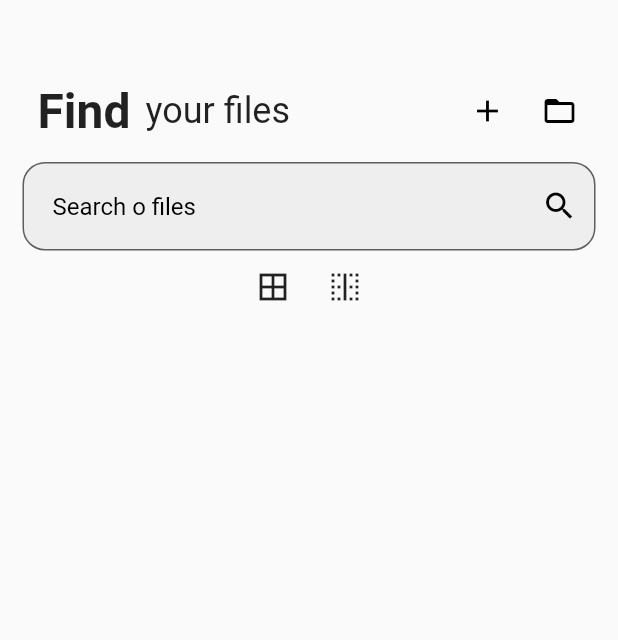
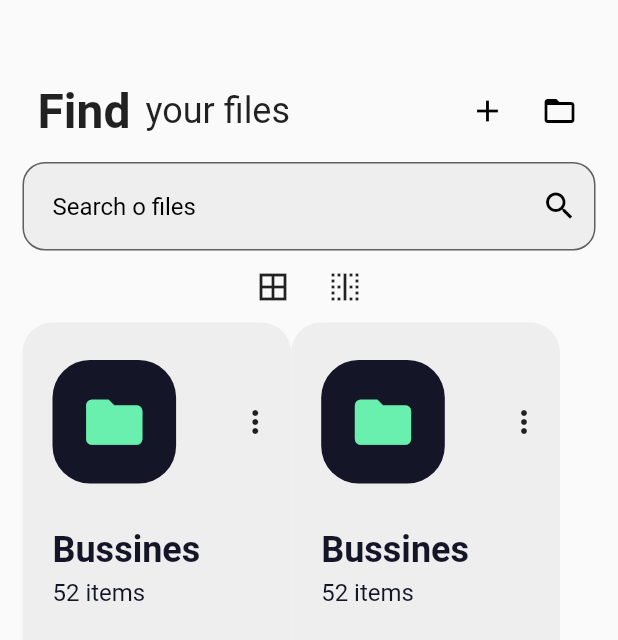
Before and after one commit to rafaelcarvalhocaetano/FindFiles, a Flutter app: the screen it shows after launch, on a phone screen of 412 x 824 dp. Shown: the top 640 px of the screen. Run offline on Flutter 3.47's test engine with Material 2 defaults, Android fonts, the phone set to English and light mode, and no system bars; Roboto replaces fonts that are missing (OpenSans).

Commit message:
Create folder

```diff
--- a/lib/main.dart
+++ b/lib/main.dart
@@ -1,5 +1,6 @@
 import 'package:flutter/cupertino.dart';
 import 'package:flutter/material.dart';
+import 'package:flutter/painting.dart';
 
 void main() => runApp(MyApp());
 
@@ -39,7 +40,8 @@ class _MyHomePageState extends State<MyHomePage> {
 //        backgroundColor: Colors.white,
 //        title: Text('Test'),
 //      ),
-      body: Padding(
+      body: SingleChildScrollView(
+        child: Padding(
           padding: const EdgeInsets.only(left: 15.0, right: 15.0),
           child: Column(
             children: <Widget>[
@@ -83,14 +85,12 @@ class _MyHomePageState extends State<MyHomePage> {
                     contentPadding: EdgeInsets.all(20),
                     focusedBorder: OutlineInputBorder(
                       borderRadius: BorderRadius.all(Radius.circular(15.0)),
-                    borderSide: BorderSide(color: Colors.grey[200], width: 1),
+                      borderSide: BorderSide(color: Colors.transparent, width: 1),
                     ),
                     border: OutlineInputBorder(
                       borderRadius: BorderRadius.all(Radius.circular(15.0)),
-                    borderSide: BorderSide(color: Colors.grey[200], width: 1),
+                      borderSide: BorderSide(color: Colors.transparent, width: 1),
                     ),
-//                  errorBorder: InputBorder.none,
-//                  disabledBorder: InputBorder.none,
                     filled: true,
                     fillColor: Colors.grey[200],
                     suffixIcon: Icon(Icons.search, color: Colors.black,),
@@ -104,10 +104,83 @@ class _MyHomePageState extends State<MyHomePage> {
                   IconButton(icon: Icon(Icons.border_vertical), onPressed: () { print('BORDER 1 '); }, ),
                 ],
               ),
+              Row(
+                children: <Widget>[
+                  _cardsFiles('Bussines', 52, 0xFF151528),
+                  _cardsFiles('Bussines', 52, 0xFF151528),
+                ],
+              ),
 
             ],
           ),
         ),
+      ),
+    );
+  }
+
+  _cardsFiles(String file, int count, int color) {
+    return Container(
+      width: MediaQuery.of(context).size.width / 2.3,
+      height: 50 * 5.0,
+      padding: const EdgeInsets.only(top: 25.0),
+      decoration: BoxDecoration(
+        borderRadius: BorderRadius.circular(20),
+        color: Colors.grey[200]
+      ),
+      child: Column(
+        children: <Widget>[
+          Container(
+            child: Row(
+              children: <Widget>[
+                Padding(
+                  padding: const EdgeInsets.only(left: 20, top: 0),
+                  child: Container(
+                    alignment: Alignment.center,
+                    width: MediaQuery.of(context).size.width / 5,
+                    height: MediaQuery.of(context).size.width / 5,
+                    decoration: BoxDecoration(
+                        borderRadius: BorderRadius.circular(25),
+//                        color: Color(0xFF151528)
+                        color: Color(color)
+                  ),
+                    child: Icon(
+                      Icons.folder, color: Colors.greenAccent[200],
+                      size: 45,
+                    ),
+                  ),
+                ),
+                Spacer(),
+                IconButton(icon: Icon(Icons.more_vert), onPressed: () { print('MORE'); }),
+              ],
+            ),
+          ),
+          Padding(
+            padding: const EdgeInsets.only(left: 20.0, top: 30.0),
+            child: Container(
+              width: MediaQuery.of(context).size.width / 2.5,
+              child: Column(
+                crossAxisAlignment: CrossAxisAlignment.start,
+                children: <Widget>[
+                  Text(file, style: TextStyle(
+                    fontWeight: FontWeight.bold,
+                    fontSize: 24,
+                    fontFamily: 'OpenSans',
+                    color: Color(0xFF151528),
+                  ),),
+                  Padding(
+                    padding: const EdgeInsets.only(top: 5.0),
+                    child: Text('${count} items', style: TextStyle(
+                      fontSize: 16,
+                      fontFamily: 'OpenSans',
+                      color: Color(color),
+                    ),),
+                  )
+                ],
+              ),
+            ),
+          ),
+        ],
+      ),
     );
   }
 }
```
Lines whose indentation alone changed are shown as unchanged.
